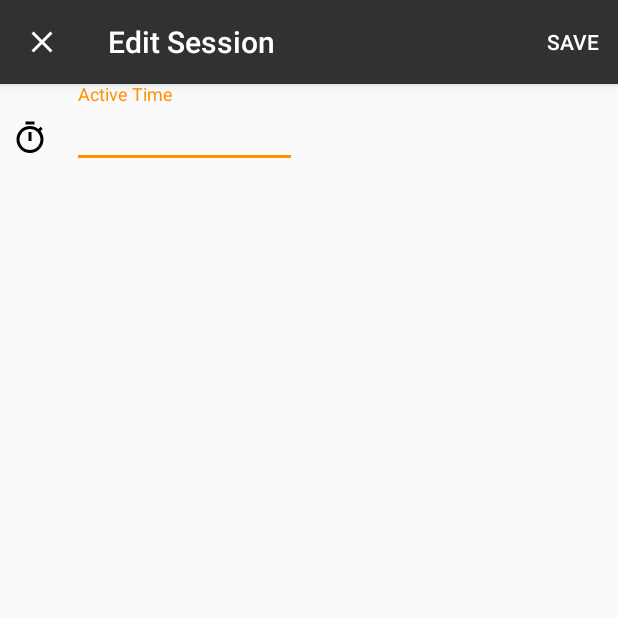
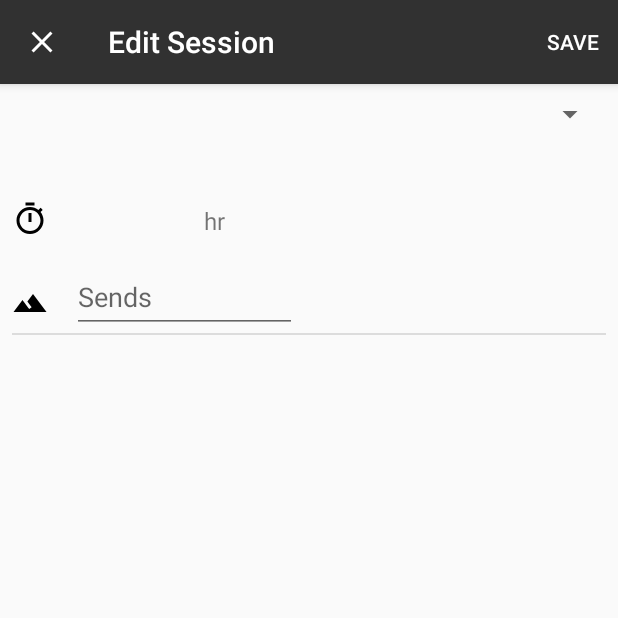
Before and after one commit to PeterMitrano/Climb, an Android app: the EditSessionActivity screen opened directly, with no data from a screen before it, on a phone screen of 412 x 824 dp, the top half of it. Run offline under Robolectric (Android 15) with nearby library versions, the phone set to English and light mode, and no system bars.

Commit message:
basic layout for RightAlignedHintView works

```diff
--- a/climb/app/src/main/java/com/peter/climb/EditSessionActivity.java
+++ b/climb/app/src/main/java/com/peter/climb/EditSessionActivity.java
@@ -12,6 +12,7 @@ import android.view.MenuInflater;
 import android.view.MenuItem;
 import com.google.android.gms.fitness.data.DataSet;
 import com.google.android.gms.fitness.data.Session;
+import com.peter.climb.Views.RightAlignedHintEdit;
 import java.util.ArrayList;
 
 public class EditSessionActivity extends AppCompatActivity {
@@ -19,11 +20,15 @@ public class EditSessionActivity extends AppCompatActivity {
   private Session session;
   private Bundle bundle;
   private ArrayList<DataSet> dataSets;
+  private RightAlignedHintEdit hoursEdit;
 
   @Override
   protected void onCreate(Bundle savedInstanceState) {
     super.onCreate(savedInstanceState);
     setContentView(R.layout.activity_edit_session);
+
+    hoursEdit = (RightAlignedHintEdit) findViewById(R.id.hours_edit);
+    hoursEdit.setHintText("hr");
 
     ActionBar actionBar = getSupportActionBar();
 
--- a/climb/app/src/main/java/com/peter/climb/SessionDetailsActivity.java
+++ b/climb/app/src/main/java/com/peter/climb/SessionDetailsActivity.java
@@ -64,8 +64,6 @@ public class SessionDetailsActivity extends MyActivity {
     super.onActivityResult(requestCode, resultCode, intent);
     if (requestCode == EDIT_SESSION_CODE && resultCode == RESULT_OK) {
       showFromIntent(intent);
-    } else {
-      noSessionDetails();
     }
   }
 
@@ -97,8 +95,6 @@ public class SessionDetailsActivity extends MyActivity {
       if (actionBar != null) {
         actionBar.setDisplayHomeAsUpEnabled(true);
       }
-    } else {
-      noSessionDetails();
     }
   }
 
--- /dev/null
+++ b/climb/app/src/main/java/com/peter/climb/Views/RightAlignedHintEdit.java
@@ -0,0 +1,65 @@
+package com.peter.climb.Views;
+
+import android.content.Context;
+import android.content.res.TypedArray;
+import android.util.AttributeSet;
+import android.widget.EditText;
+import android.widget.LinearLayout;
+import android.widget.TextView;
+import com.peter.climb.R;
+
+public class RightAlignedHintEdit extends LinearLayout {
+
+  private String inputType;
+  private float paddingTop;
+  private float paddingBottom;
+  private float paddingLeft;
+  private float paddingRight;
+  private EditText edit;
+  private TextView hint;
+  private int hintColor;
+  private int focusColor;
+
+  private String hintText;
+
+  public RightAlignedHintEdit(Context context) {
+    super(context);
+    init();
+  }
+
+  public RightAlignedHintEdit(Context context, AttributeSet attrs) {
+    super(context, attrs);
+
+    TypedArray a = context.getTheme()
+        .obtainStyledAttributes(attrs, R.styleable.RightAlignedHintEdit, 0, 0);
+
+    try {
+      hintColor = a.getColor(R.styleable.RightAlignedHintEdit_hintColor, 0xffeeeeee);
+      focusColor = a.getColor(R.styleable.RightAlignedHintEdit_focusColor, 0xff000000);
+      paddingTop = a.getDimension(R.styleable.RightAlignedHintEdit_android_paddingTop, 0);
+      paddingBottom = a.getDimension(R.styleable.RightAlignedHintEdit_android_paddingBottom, 0);
+      paddingRight = a.getDimension(R.styleable.RightAlignedHintEdit_android_paddingRight, 0);
+      paddingLeft = a.getDimension(R.styleable.RightAlignedHintEdit_android_paddingLeft, 0);
+      inputType = a.getNonResourceString(R.styleable.RightAlignedHintEdit_android_inputType);
+    } finally {
+      a.recycle();
+    }
+    init();
+  }
+
+  public String getHintText() {
+    return hintText;
+  }
+
+  public void setHintText(String hintText) {
+    this.hintText = hintText;
+    hint.setText(this.hintText);
+    invalidate();
+  }
+
+  private void init() {
+    inflate(getContext(), R.layout.right_aligned_hint_edit, this);
+    edit = (EditText) findViewById(R.id.edit);
+    hint = (TextView) findViewById(R.id.hint);
+  }
+}
--- a/climb/app/src/main/res/layout/activity_edit_session.xml
+++ b/climb/app/src/main/res/layout/activity_edit_session.xml
@@ -9,42 +9,98 @@
   <LinearLayout
     android:id="@+id/details_layout"
     android:layout_width="0dp"
-    android:layout_height="wrap_content"
+    android:layout_height="0dp"
+    android:layout_margin="8dp"
     android:orientation="vertical"
     app:layout_constraintLeft_toLeftOf="parent"
     app:layout_constraintRight_toRightOf="parent"
+    app:layout_constraintBottom_toBottomOf="parent"
     app:layout_constraintTop_toTopOf="parent">
+
+    <LinearLayout
+      android:id="@+id/gym_layout"
+      android:layout_width="match_parent"
+      android:layout_height="wrap_content"
+      android:orientation="horizontal">
+
+      <ImageView
+        android:id="@+id/small_gym_icon"
+        android:layout_width="48dp"
+        android:layout_height="48dp"
+        android:contentDescription="@string/small_gym_icon_description"
+        android:scaleType="centerCrop" />
+
+      <Spinner
+        android:id="@+id/spinner"
+        android:layout_width="match_parent"
+        android:layout_height="wrap_content" />
+
+    </LinearLayout>
+
+    <LinearLayout
+      android:id="@+id/date_time_layout"
+      android:layout_width="match_parent"
+      android:layout_height="wrap_content"
+      android:orientation="horizontal">
+
+    </LinearLayout>
 
     <LinearLayout
       android:id="@+id/active_time_layout"
       android:layout_width="match_parent"
       android:layout_height="wrap_content"
-      android:layout_marginStart="8dp"
       android:orientation="horizontal">
 
       <ImageView
         android:id="@+id/active_time_icon"
         android:layout_width="wrap_content"
         android:layout_height="wrap_content"
+        android:layout_marginBottom="8dp"
         android:layout_gravity="bottom"
-        android:layout_marginBottom="8dp"
+        android:contentDescription="@string/active_time_icon_description"
         android:background="@drawable/ic_timer_black_24dp" />
 
+      <com.peter.climb.Views.RightAlignedHintEdit
+        android:id="@+id/hours_edit"
+        android:layout_width="wrap_content"
+        android:layout_height="wrap_content" />
+
+    </LinearLayout>
+
+    <LinearLayout
+      android:id="@+id/sends_layout"
+      android:layout_width="match_parent"
+      android:layout_height="wrap_content"
+      android:orientation="horizontal">
+
+      <ImageView
+        android:id="@+id/sends_icon"
+        android:layout_width="wrap_content"
+        android:layout_height="wrap_content"
+        android:layout_marginBottom="8dp"
+        android:layout_gravity="bottom"
+        android:background="@drawable/ic_terrain_black_24dp" />
+
+
       <android.support.design.widget.TextInputLayout
-        android:id="@+id/active_time_input_layout"
-        android:layout_marginStart="16dp"
+        android:id="@+id/sends_input_layout"
         android:layout_width="match_parent"
-        android:layout_height="wrap_content">
+        android:layout_height="wrap_content"
+        android:layout_marginStart="16dp">
 
         <EditText
-          android:id="@+id/active_time_edit"
+          android:id="@+id/sends_edit"
           android:layout_width="150dp"
           android:layout_height="wrap_content"
-          android:hint="@string/active_time_label"
+          android:hint="@string/sends_label"
+          android:inputType="number"
           android:maxLines="1" />
 
       </android.support.design.widget.TextInputLayout>
 
     </LinearLayout>
+
+    <View style="@style/Divider" />
+
   </LinearLayout>
 </android.support.constraint.ConstraintLayout>
--- /dev/null
+++ b/climb/app/src/main/res/layout/right_aligned_hint_edit.xml
@@ -0,0 +1,27 @@
+<?xml version="1.0" encoding="utf-8"?>
+<LinearLayout xmlns:android="http://schemas.android.com/apk/res/android"
+  android:layout_width="match_parent"
+  android:layout_height="wrap_content"
+  android:paddingTop="8dp"
+  android:paddingBottom="8dp"
+  android:paddingStart="4dp"
+  android:paddingEnd="4dp"
+  android:orientation="horizontal">
+
+  <EditText
+    android:id="@+id/edit"
+    android:layout_width="@dimen/right_aligned_hint_width"
+    android:layout_height="wrap_content"
+    android:background="@android:color/transparent"
+    android:inputType="number"
+    android:paddingTop="16dp"
+    android:textSize="16sp" />
+
+  <TextView
+    android:id="@+id/hint"
+    android:layout_width="wrap_content"
+    android:layout_height="wrap_content"
+    android:labelFor="@id/edit"
+    android:textSize="16sp" />
+
+</LinearLayout>
--- a/climb/app/src/main/res/values/attrs.xml
+++ b/climb/app/src/main/res/values/attrs.xml
@@ -1,6 +1,15 @@
 <?xml version="1.0" encoding="utf-8"?>
 <resources>
-    <declare-styleable name="GymMapView">
-        <attr name="floor_color" format="color" />
-    </declare-styleable>
+  <declare-styleable name="GymMapView">
+    <attr format="color" name="floor_color" />
+  </declare-styleable>
+  <declare-styleable name="RightAlignedHintEdit">
+    <attr format="color" name="hintColor" />
+    <attr format="color" name="focusColor" />
+    <attr name="android:paddingBottom" />
+    <attr name="android:paddingLeft" />
+    <attr name="android:paddingRight" />
+    <attr name="android:paddingTop" />
+    <attr name="android:inputType" />
+  </declare-styleable>
 </resources>
--- a/climb/app/src/main/res/values/dimens.xml
+++ b/climb/app/src/main/res/values/dimens.xml
@@ -6,4 +6,5 @@
   <dimen name="nav_header_height">160dp</dimen>
   <dimen name="app_bar_height">180dp</dimen>
   <dimen name="text_margin">16dp</dimen>
+  <dimen name="right_aligned_hint_width">100dp</dimen>
 </resources>
--- /dev/null
+++ b/climb/app/src/main/res/values/ids.xml
@@ -0,0 +1,9 @@
+<?xml version="1.0" encoding="utf-8"?>
+<resources>
+  <item
+    name="visible"
+    type="id" />
+  <item
+    name="masked"
+    type="id" />
+</resources>
--- a/climb/app/src/main/res/values/strings.xml
+++ b/climb/app/src/main/res/values/strings.xml
@@ -47,4 +47,7 @@
   <string name="sign_in">Sign In</string>
   <string name="save">save</string>
   <string name="no_session_details">No Session Details</string>
+  <string name="small_gym_icon_description">Small Gym Icon</string>
+  <string name="sends_label">Sends</string>
+  <string name="active_time_icon_description">Active Time Icon</string>
 </resources>
```
